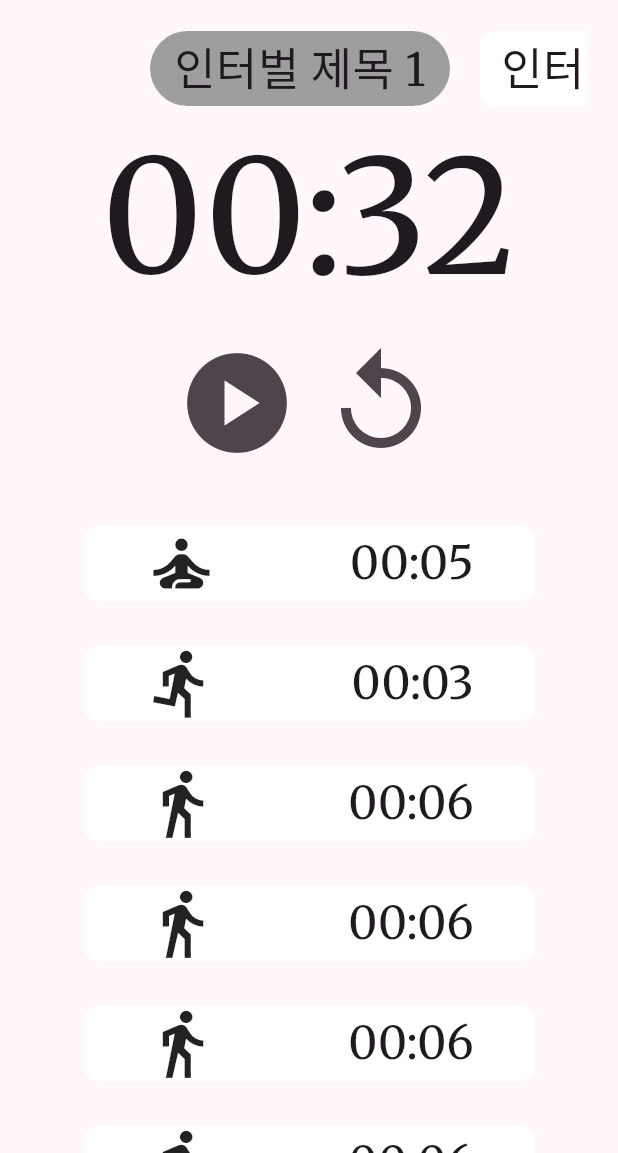
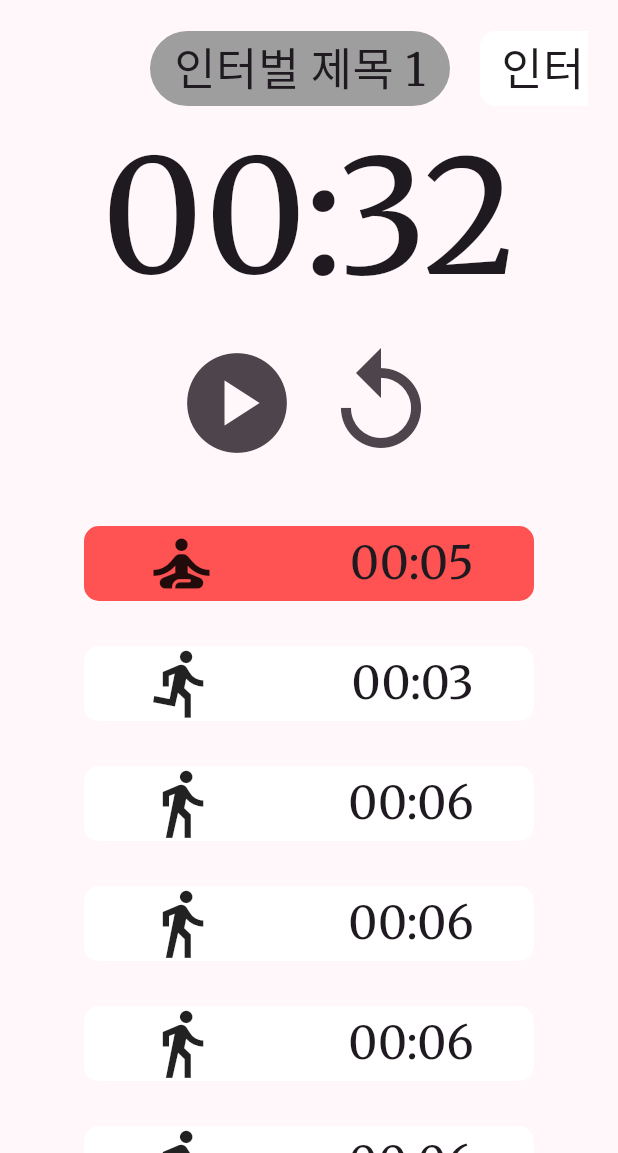
Before and after one commit to FeelOneE/intervalAppFlutter, a Flutter app: the screen it shows after launch, after a tap on the "replay" icon, on a phone screen of 412 x 824 dp, the part 83-1236 px from its top. Run offline on Flutter 3.47's test engine with Material 2 defaults, Android fonts, the phone set to English and light mode, and no system bars; our stand-ins replace get, google_fonts; missing offline and left inert: dart:ffi.

Commit message:
feat : 인터벌 시간 정보 카드 색상 바꾸기 구현, 타이머 수정 필요

```diff
--- a/interval/lib/main.dart
+++ b/interval/lib/main.dart
@@ -5,8 +5,10 @@ import 'package:google_fonts/google_fonts.dart';
 import 'package:interval/entity/IntervalType.dart';
 import 'package:interval/entity/TimerInfo.dart';
 import 'dart:async';
+import 'package:get/get.dart';
 
 import 'package:interval/entity/TimerInfoDetail.dart';
+import 'package:interval/widget/IntervalDetailCard.dart';
 
 
 void main(){
@@ -30,14 +32,26 @@ class _AppState extends State<App> {
   int min = 0;
   int sec = 0;
 
+  // 글로벌 리스트 인덱스
+  int Listidx = 0;
+
+  // 인터벌 정보 카드 리스트 변수
+  List<IntervalDetailCard> intervalDetailCardList = [];
+
   IconData playIcon = Icons.play_circle;
   Stopwatch stopwatch = Stopwatch();
 
   // 밀리초 분,초 변환 setMainTimerInfo
-  void setMainTimerInfo(TimerInfo timerInfo){
+  void setMainTimerInfo(TimerInfo timerInfo, int? idx){
     var cvtSec = 0.0;
     if (runMilliSec == 0){
-      cvtSec = timerInfo.totalTime / 1000;
+      int costTime = 0;
+      if(idx != null){
+        costTime = timerInfo.timerList[idx].costTime;
+      }else{
+        costTime = timerInfo.totalTime;
+      }
+      cvtSec = costTime / 1000;
     }else{
       cvtSec = (runMilliSec / 1000).ceilToDouble();
     }
@@ -72,17 +86,45 @@ class _AppState extends State<App> {
     }
     setState(() {
       runTimer= Timer.periodic(duration, (Timer t) {
-        runMilliSec = timerInfo.totalTime - stopwatch.elapsedMilliseconds;
-        setMainTimerInfo(timerInfo);
-        // 시간 만료
+        runMilliSec = timerInfo.timerList[Listidx].costTime - stopwatch.elapsedMilliseconds;
+        setMainTimerInfo(timerInfo, Listidx);
+
+        // 다음 운동 시작
         if(runMilliSec <= 0){
+          stopwatch = Stopwatch();
+          stopwatch.start();
+          getIntervalDetailCard(timerInfo);
+          Listidx ++;
+        }
+        // 모든 운동 종료
+        if(runMilliSec <= 0 && Listidx == timerInfo.timerList.length){
           runTimer!.cancel();
           stopwatch = Stopwatch();
           runState = "finish";
+          Listidx = 0;
         }
       });
     });
   }
+
+  // 카드 정보 출력
+  List<Widget> getIntervalDetailCard(TimerInfo timerInfo){
+    intervalDetailCardList = [];
+    for (var index = 0; index < timerInfo.timerList.length; index++){
+      Color backgroundColor = Colors.white;
+      if(index == Listidx){
+        backgroundColor = Colors.redAccent;
+      }
+      IntervalDetailCard card = IntervalDetailCard(
+          info: timerInfo.timerList[index],
+          convertMillToMinAndSec: convertMillToMinAndSec,
+          backgroundColor: backgroundColor,
+      );
+      intervalDetailCardList.add(card);
+    }
+    return intervalDetailCardList;
+  }
+
 
   // 리셋 버튼
   void resetTimer(TimerInfo timerInfo){
@@ -93,7 +135,7 @@ class _AppState extends State<App> {
       playIcon = Icons.play_circle;
       stopwatch = Stopwatch();
       runMilliSec = 0;
-      setMainTimerInfo(timerInfo);
+      setMainTimerInfo(timerInfo, null);
       runState = "init";
     });
   }
@@ -140,7 +182,7 @@ class _AppState extends State<App> {
     );
     timerInfo.calcTotalTime(); // 총 시간 계산
 
-    setMainTimerInfo(timerInfo);// 시작시 초기 시간 세팅
+    setMainTimerInfo(timerInfo, null);// 시작시 초기 시간 세팅
 
     return MaterialApp(
       theme: ThemeData(
@@ -269,46 +311,8 @@ class _AppState extends State<App> {
                             ),
                       Container(
                       child: Column(
-                      children: [
-                      for (TimerInfoDetail info in timerInfo.timerList) ...[
-                        SizedBox(
-                          width: 300,
-                          height: 50,
-                          child: Container(
-                            padding: EdgeInsets.symmetric(
-                              vertical: 0,
-                              horizontal: 40
-                            ),
-                              decoration: BoxDecoration(
-                                borderRadius: BorderRadius.circular(10),
-                                color: Colors.white
-                              ),
-                            child: Row(
-                              mainAxisAlignment: MainAxisAlignment.spaceBetween,
-                              children: [
-                                Icon(
-                                  info.type == IntervalType.run ?
-                                      Icons.directions_run
-                                  :
-                                      info.type == IntervalType.rest ?
-                                        Icons.directions_walk
-                                          :
-                                        Icons.self_improvement
-                                ,size: 50,
-                                ),
-                                Text(convertMillToMinAndSec(info.costTime)
-                                ,style: TextStyle(fontSize: 30)
-                                ),
-
-                              ]
-                            )
-                              ),
-                            ),
-                            SizedBox(
-                              height: 30,
-                            )
-                          ],
-                        ]),
+                      children: getIntervalDetailCard(timerInfo),
+                      ),
                     ),
                   ])
                 ),
--- /dev/null
+++ b/interval/lib/widget/IntervalDetailCard.dart
@@ -0,0 +1,64 @@
+import 'package:flutter/material.dart';
+import 'package:interval/entity/IntervalType.dart';
+import 'package:interval/entity/TimerInfoDetail.dart';
+
+class IntervalDetailCard extends StatefulWidget {
+  const IntervalDetailCard({
+    super.key,
+    required this.info,
+    required this.convertMillToMinAndSec,
+    required this.backgroundColor
+  });
+
+  final TimerInfoDetail info;
+  final Function convertMillToMinAndSec;
+  final Color backgroundColor;
+
+  @override
+  State<IntervalDetailCard> createState() => _IntervalDetailCardState();
+}
+
+class _IntervalDetailCardState extends State<IntervalDetailCard> {
+
+  @override
+  Widget build(BuildContext context) {
+    return Column(
+      children: [
+        SizedBox(
+          width: 300,
+          height: 50,
+          child: Container(
+              padding: EdgeInsets.symmetric(
+                  vertical: 0,
+                  horizontal: 40
+              ),
+              decoration: BoxDecoration(
+                  borderRadius: BorderRadius.circular(10),
+                  color: widget.backgroundColor
+              ),
+              child: Row(
+                  mainAxisAlignment: MainAxisAlignment.spaceBetween,
+                  children: [
+                    Icon(
+                      widget.info.type == IntervalType.run ?
+                      Icons.directions_run
+                          :
+                      widget.info.type == IntervalType.rest ?
+                      Icons.directions_walk
+                          :
+                      Icons.self_improvement
+                      ,size: 50,
+                    ),
+                    Text(widget.convertMillToMinAndSec(widget.info.costTime)
+                      ,style: TextStyle(fontSize: 30)
+                    ),
+
+                  ]
+              )
+          ),
+        ),
+        SizedBox(height: 30)
+      ],
+    );
+  }
+}
--- a/interval/pubspec.yaml
+++ b/interval/pubspec.yaml
@@ -30,6 +30,7 @@ environment:
 dependencies:
   flutter:
     sdk: flutter
+  get:
 
 
   # The following adds the Cupertino Icons font to your application.
```
Also changed, not shown: interval/pubspec.lock.
